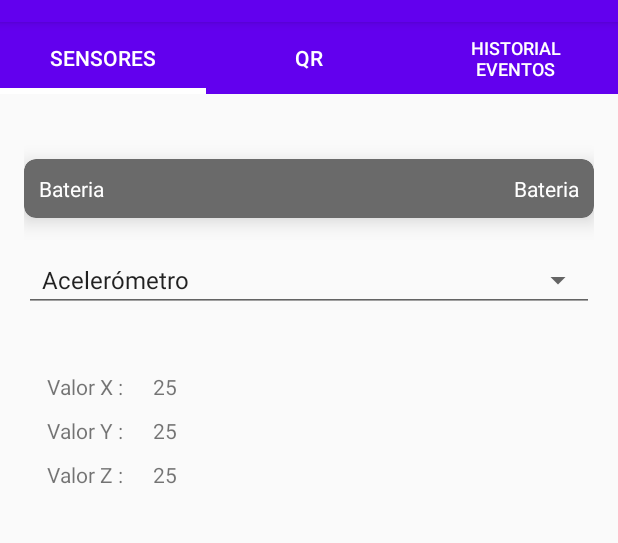
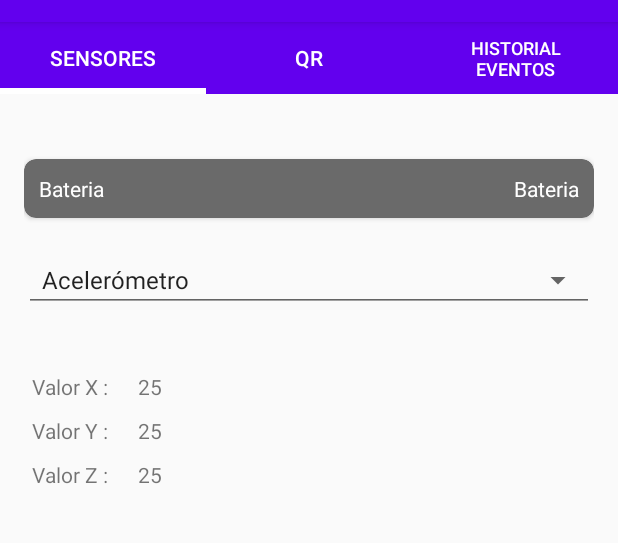
Before and after one commit to mcabre94/ea2-soa, an Android app: the TabSensoresFragment screen opened directly, with no data from a screen before it, on a phone screen of 412 x 824 dp, the part 62-605 px from its top. Run offline under Robolectric (Android 15) with nearby library versions, the phone set to English and light mode, and no system bars; 1 statement that could not run was skipped.

Commit message:
arreglos estéticos

```diff
--- a/app/src/main/java/com/example/ea2soa/ui/TabSensoresFragment.java
+++ b/app/src/main/java/com/example/ea2soa/ui/TabSensoresFragment.java
@@ -34,6 +34,7 @@ import static android.content.Context.SENSOR_SERVICE;
 public class TabSensoresFragment extends Fragment implements SensorEventListener {
     private BroadcastReceiver infoBateriaReceiver;
     private TextView nivelBateria;
+    private TextView labelBateria;
     private CardView bateriaCardView;
     private Spinner selectSensor;
     private LinearLayout containerAcelerometro;
@@ -60,6 +61,7 @@ public class TabSensoresFragment extends Fragment implements SensorEventListener
         sensorManager.registerListener(this,sensorManager.getDefaultSensor(Sensor.TYPE_LIGHT),sensorManager.SENSOR_DELAY_NORMAL);
 
         nivelBateria = view.findViewById(R.id.nivel_bateria);
+        labelBateria = view.findViewById(R.id.bateria);
         bateriaCardView = view.findViewById(R.id.bateria_card_view);
         selectSensor = view.findViewById(R.id.sensores);
 
@@ -93,10 +95,17 @@ public class TabSensoresFragment extends Fragment implements SensorEventListener
 
                 if(bateria < 30){
                     bateriaCardView.setCardBackgroundColor(Color.RED);
+                    nivelBateria.setTextColor(Color.WHITE);
+                    labelBateria.setTextColor(Color.WHITE);
                 }else if (bateria < 50){
                     bateriaCardView.setCardBackgroundColor(Color.YELLOW);
+                    nivelBateria.setTextColor(Color.BLACK);
+                    labelBateria.setTextColor(Color.BLACK);
                 }else{
                     bateriaCardView.setCardBackgroundColor(Color.GREEN);
+                    nivelBateria.setTextColor(Color.WHITE);
+                    labelBateria.setTextColor(Color.WHITE);
+
                 }
             }
         };
--- a/app/src/main/res/layout/sensores_fragment.xml
+++ b/app/src/main/res/layout/sensores_fragment.xml
@@ -18,14 +18,11 @@
 
     <androidx.cardview.widget.CardView
         android:id="@+id/bateria_card_view"
-        android:layout_width="380dp"
+        android:layout_width="match_parent"
         android:layout_height="wrap_content"
         android:layout_marginTop="20dp"
-        android:paddingTop="10dp"
-        android:paddingBottom="10dp"
         app:cardBackgroundColor="#6A6A6A"
         app:cardCornerRadius="8dp"
-        app:cardElevation="8dp"
         app:layout_constraintEnd_toEndOf="parent"
         app:layout_constraintStart_toStartOf="parent"
         app:layout_constraintTop_toTopOf="parent">
@@ -62,7 +59,7 @@
     <Spinner
         android:id="@+id/sensores"
         style="@android:style/Widget.Material.Spinner.Underlined"
-        android:layout_width="380dp"
+        android:layout_width="match_parent"
         android:layout_height="wrap_content"
         android:layout_below="@+id/bateria_card_view"
         android:layout_marginTop="20dp"
@@ -74,10 +71,9 @@
 
     <LinearLayout
         android:id="@+id/container_acelerometro"
-        android:layout_width="360dp"
+        android:layout_width="match_parent"
         android:layout_height="wrap_content"
         android:layout_marginTop="30dp"
-        android:elevation="30dp"
         android:orientation="vertical"
         android:paddingLeft="5dp"
         android:paddingTop="10dp"
@@ -153,9 +149,10 @@
                 android:text="25" />
         </LinearLayout>
     </LinearLayout>
+
     <LinearLayout
         android:id="@+id/container_sensor_luz"
-        android:layout_width="360dp"
+        android:layout_width="match_parent"
         android:layout_height="wrap_content"
         android:layout_marginTop="30dp"
         android:elevation="30dp"
@@ -166,6 +163,7 @@
         app:layout_constraintEnd_toEndOf="parent"
         app:layout_constraintStart_toStartOf="parent"
         app:layout_constraintTop_toBottomOf="@+id/sensores">
+
         <LinearLayout
             android:layout_width="match_parent"
             android:layout_height="wrap_content"
@@ -179,6 +177,7 @@
                 android:layout_height="wrap_content"
                 android:layout_marginRight="20dp"
                 android:text="Valor de iluminación :" />
+
             <TextView
                 android:id="@+id/valorIluminacion"
                 android:layout_width="wrap_content"
```
Also changed, not shown: app/src/main/res/layout/qr_fragment.xml (+6 -3 lines).
